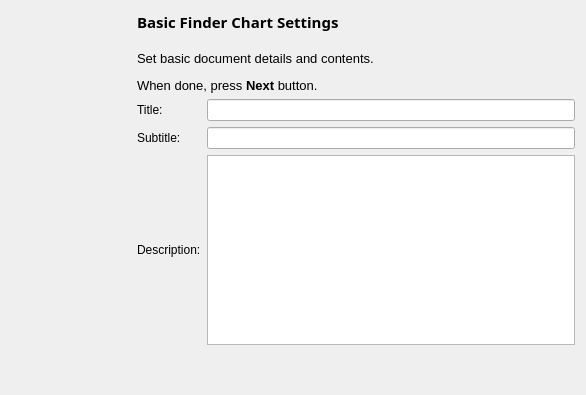
The window that kstars/printing/pwizchartconfig.ui (KDE/kstars) describes before a commit, drawn with Qt 5.
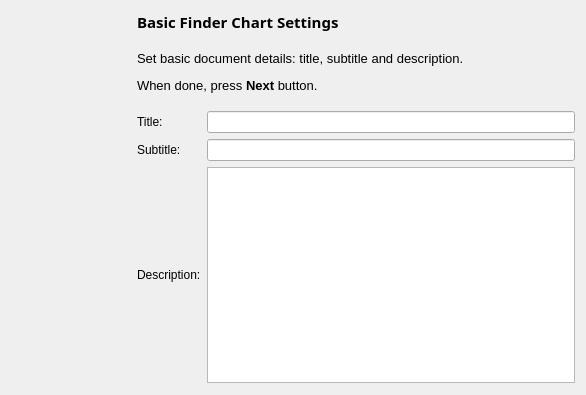
The same window after the commit.

Patch:
```diff
--- a/kstars/printing/pwizchartconfig.ui
+++ b/kstars/printing/pwizchartconfig.ui
@@ -97,7 +97,7 @@
 &lt;html&gt;&lt;head&gt;&lt;meta name=&quot;qrichtext&quot; content=&quot;1&quot; /&gt;&lt;style type=&quot;text/css&quot;&gt;
 p, li { white-space: pre-wrap; }
 &lt;/style&gt;&lt;/head&gt;&lt;body style=&quot; font-family:'Sans'; font-size:10pt; font-weight:400; font-style:normal;&quot;&gt;
-&lt;p style=&quot; margin-top:12px; margin-bottom:12px; margin-left:0px; margin-right:0px; -qt-block-indent:0; text-indent:0px;&quot;&gt;Set basic document details and contents.&lt;/p&gt;
+&lt;p style=&quot; margin-top:12px; margin-bottom:12px; margin-left:0px; margin-right:0px; -qt-block-indent:0; text-indent:0px;&quot;&gt;Set basic document details: title, subtitle and description.&lt;/p&gt;
 &lt;p style=&quot; margin-top:12px; margin-bottom:12px; margin-left:0px; margin-right:0px; -qt-block-indent:0; text-indent:0px;&quot;&gt;When done, press &lt;span style=&quot; font-weight:600;&quot;&gt;Next&lt;/span&gt; button.&lt;/p&gt;&lt;/body&gt;&lt;/html&gt;</string>
        </property>
        <property name="wordWrap">
@@ -105,6 +105,22 @@
        </property>
       </widget>
      </item>
+     <item>
+      <spacer name="verticalSpacer">
+       <property name="orientation">
+        <enum>Qt::Vertical</enum>
+       </property>
+       <property name="sizeType">
+        <enum>QSizePolicy::Fixed</enum>
+       </property>
+       <property name="sizeHint" stdset="0">
+        <size>
+         <width>20</width>
+         <height>12</height>
+        </size>
+       </property>
+      </spacer>
+     </item>
      <item>
       <layout class="QGridLayout" name="gridLayout">
        <property name="sizeConstraint">
@@ -141,14 +157,17 @@
         <widget class="QPlainTextEdit" name="descriptionTextEdit"/>
        </item>
        <item row="3" column="1">
-        <spacer name="verticalSpacer">
+        <spacer name="verticalSpacer_2">
          <property name="orientation">
           <enum>Qt::Vertical</enum>
          </property>
+         <property name="sizeType">
+          <enum>QSizePolicy::Fixed</enum>
+         </property>
          <property name="sizeHint" stdset="0">
           <size>
            <width>20</width>
-           <height>40</height>
+           <height>1</height>
           </size>
          </property>
         </spacer>
```
